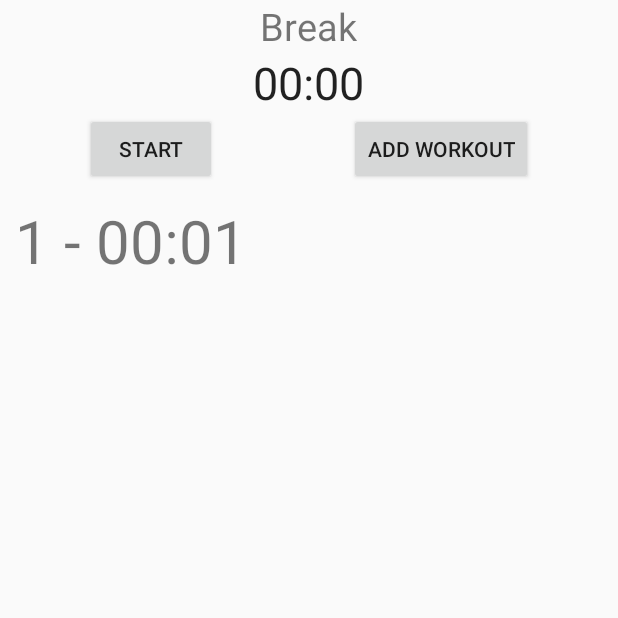
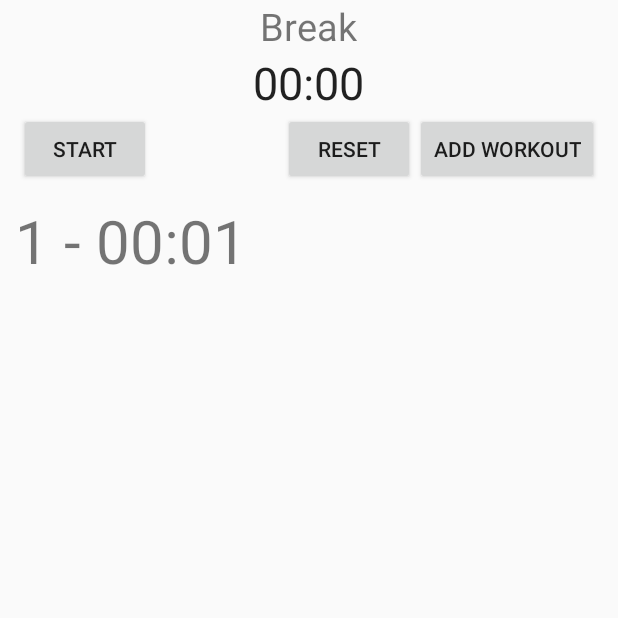
Before and after one commit to Svees/Work-it, an Android app: the TreningActivity screen opened directly, with no data from a screen before it, after a tap on "ADD REP", on a phone screen of 412 x 824 dp, the top half of it. Run offline under Robolectric (Android 15) with nearby library versions, the phone set to English and light mode, and no system bars; our stand-ins replace Room's generated code; 1 other tap on this screen came first.

Commit message:
reset button for trening

```diff
--- a/app/src/main/java/com/svees/workit/TreningActivity.kt
+++ b/app/src/main/java/com/svees/workit/TreningActivity.kt
@@ -18,11 +18,13 @@ import kotlinx.android.synthetic.main.activity_trening.*
 import java.time.LocalDateTime
 import java.time.format.DateTimeFormatter
 
+
 class TreningActivity : AppCompatActivity() {
 
     var timeWhenStopped = 0L
     var workoutTime: String = ""
     var rep = 0;
+
 
     lateinit var tv_activity: TextView
 
@@ -83,7 +85,11 @@ class TreningActivity : AppCompatActivity() {
             btn_cancel.setOnClickListener { dialog.cancel() }
             dialog.show()
         }
-
+        btn_reset.setOnClickListener {
+            val intent = intent
+            finish()
+            startActivity(intent)
+        }
 
     }
 
@@ -97,13 +103,14 @@ class TreningActivity : AppCompatActivity() {
         btn_add_rep.visibility = View.INVISIBLE
 
         // val imageView = ImageView(this)
-        val textView = TextView(this)
+
 
         val params = LinearLayout.LayoutParams(
             LinearLayout.LayoutParams.MATCH_PARENT,
             LinearLayout.LayoutParams.WRAP_CONTENT
         )
 
+        val textView = TextView(this)
 
         // imageView.layoutParams = params
         textView.layoutParams = params
--- a/app/src/main/res/layout/activity_areobik.xml
+++ b/app/src/main/res/layout/activity_areobik.xml
@@ -30,7 +30,7 @@
                 android:layout_width="wrap_content"
                 android:layout_height="wrap_content"
                 android:ems="5"
-                android:inputType="textPersonName" />
+                android:inputType="number" />
 
             <Button
                 android:id="@+id/btn_time"
@@ -43,7 +43,7 @@
                 android:id="@+id/tv_time"
                 android:layout_width="wrap_content"
                 android:layout_height="wrap_content"
-                android:text="30"
+                android:text="20"
                 android:textSize="24sp" />
 
         </LinearLayout>
--- a/app/src/main/res/layout/activity_trening.xml
+++ b/app/src/main/res/layout/activity_trening.xml
@@ -46,6 +46,12 @@
                 android:visibility="invisible" />
 
             <Button
+                android:id="@+id/btn_reset"
+                android:layout_width="wrap_content"
+                android:layout_height="wrap_content"
+                android:text="Reset" />
+
+            <Button
                 android:id="@+id/btn_add_workout"
                 android:layout_width="wrap_content"
                 android:layout_height="wrap_content"
```
Also changed, not shown: app/src/main/java/com/svees/workit/AreobikActivity.kt (+8 -0 lines).
